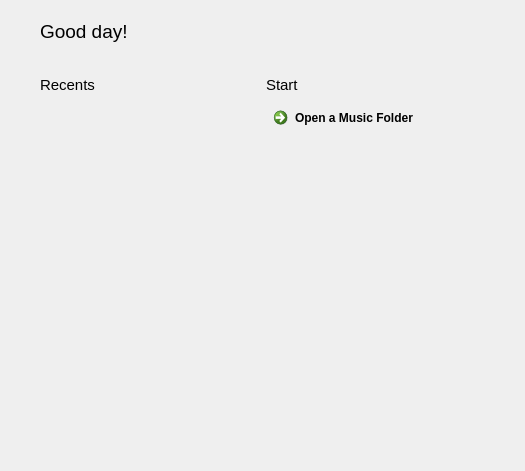
Old version of the form NickvisionTagger/UI/Views/HomePage.ui in the repository NickvisionApps/Tagger.
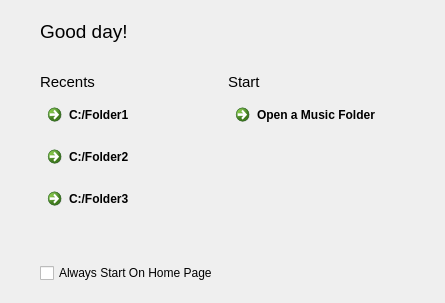
New version of the form. Icons and pictures are not drawn.

Commit message: Added AlwaysStartOnHomePage Option and Some Design Tweaks

```diff
--- a/NickvisionTagger/UI/Views/HomePage.ui
+++ b/NickvisionTagger/UI/Views/HomePage.ui
@@ -2,14 +2,6 @@
 <ui version="4.0">
  <class>HomePage</class>
  <widget class="QWidget" name="HomePage">
-  <property name="geometry">
-   <rect>
-    <x>0</x>
-    <y>0</y>
-    <width>525</width>
-    <height>471</height>
-   </rect>
-  </property>
   <layout class="QHBoxLayout" name="horizontalLayout_2">
    <property name="leftMargin">
     <number>40</number>
@@ -66,14 +58,17 @@
        </property>
        <property name="sizeHint" stdset="0">
         <size>
-         <width>0</width>
-         <height>20</height>
+         <width>365</width>
+         <height>17</height>
         </size>
        </property>
       </spacer>
      </item>
      <item>
       <layout class="QHBoxLayout" name="horizontalLayout">
+       <property name="spacing">
+        <number>10</number>
+       </property>
        <item>
         <layout class="QVBoxLayout" name="verticalLayout_2">
          <item>
@@ -88,6 +83,39 @@
            </property>
           </widget>
          </item>
+         <item>
+          <widget class="QCommandLinkButton" name="btnRecentFolder1">
+           <property name="text">
+            <string>C:/Folder1</string>
+           </property>
+           <property name="icon">
+            <iconset resource="../../resources.qrc">
+             <normaloff>:/Resources/Clock.png</normaloff>:/Resources/Clock.png</iconset>
+           </property>
+          </widget>
+         </item>
+         <item>
+          <widget class="QCommandLinkButton" name="btnRecentFolder2">
+           <property name="text">
+            <string>C:/Folder2</string>
+           </property>
+           <property name="icon">
+            <iconset resource="../../resources.qrc">
+             <normaloff>:/Resources/Clock.png</normaloff>:/Resources/Clock.png</iconset>
+           </property>
+          </widget>
+         </item>
+         <item>
+          <widget class="QCommandLinkButton" name="btnRecentFolder3">
+           <property name="text">
+            <string>C:/Folder3</string>
+           </property>
+           <property name="icon">
+            <iconset resource="../../resources.qrc">
+             <normaloff>:/Resources/Clock.png</normaloff>:/Resources/Clock.png</iconset>
+           </property>
+          </widget>
+         </item>
          <item>
           <spacer name="verticalSpacer_2">
            <property name="orientation">
@@ -146,17 +174,11 @@
       </layout>
      </item>
      <item>
-      <spacer name="verticalSpacer_5">
-       <property name="orientation">
-        <enum>Qt::Vertical</enum>
+      <widget class="QCheckBox" name="chkAlwaysStartOnHomePage">
+       <property name="text">
+        <string>Always Start On Home Page</string>
        </property>
-       <property name="sizeHint" stdset="0">
-        <size>
-         <width>0</width>
-         <height>0</height>
-        </size>
-       </property>
-      </spacer>
+      </widget>
      </item>
     </layout>
    </item>
```
The commit also changes 13 other files.
